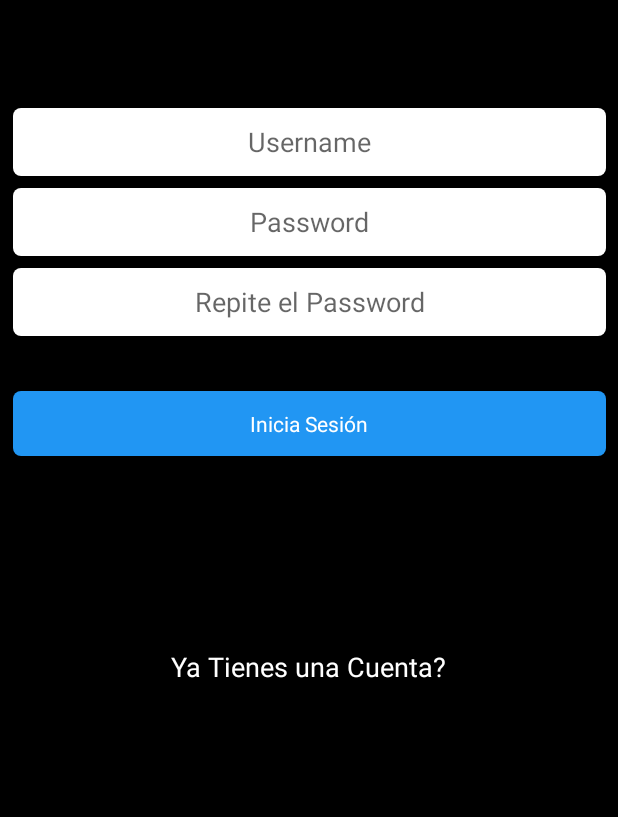
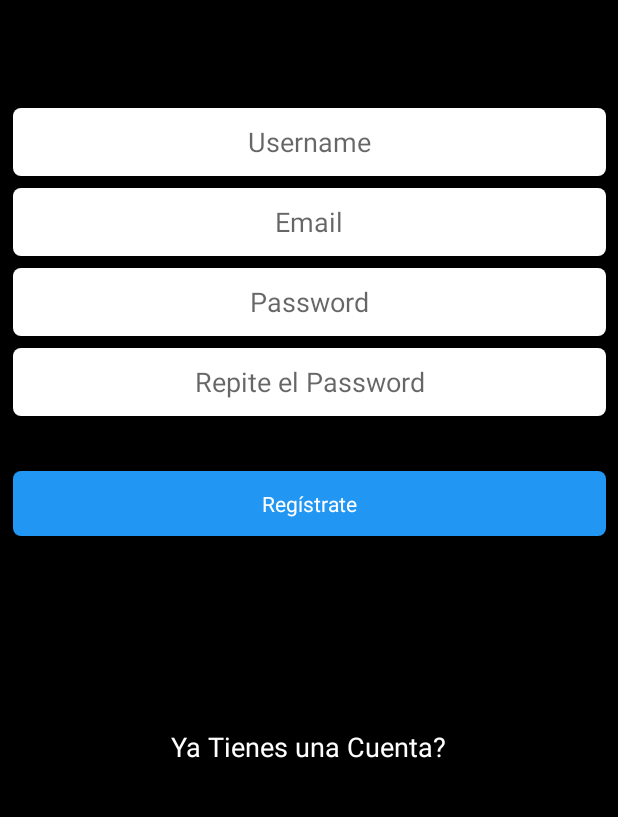
Before and after one commit to piedra97/MovieLoop, an Android app: the fragment RegisterFragment placed in its activity, on a phone screen of 412 x 824 dp, the part 359-1176 px from its top. Run offline under Robolectric (Android 15) with nearby library versions, the phone set to English and light mode, and no system bars; our stand-ins replace Firebase (no records; nobody signed in at launch, a user with empty details on screens opened directly), Picasso; pictures from the network do not load; Roboto replaces fonts that are not available here; 3 statements that could not run were skipped.

Commit message:
Register with Firebase functionality added

```diff
--- a/app/src/main/java/com/example/movielopp/Fragments/RegisterFragment.kt
+++ b/app/src/main/java/com/example/movielopp/Fragments/RegisterFragment.kt
@@ -5,10 +5,20 @@ import android.content.Context
 import android.os.Bundle
 import android.support.v4.app.Fragment
 import android.text.Editable
+import android.util.Log
 import android.view.LayoutInflater
 import android.view.View
 import android.view.ViewGroup
+import android.widget.ProgressBar
+import android.widget.Toast
+import com.example.movielopp.MainActivity
+import com.example.movielopp.Model.User
 import com.example.movielopp.R
+import com.google.firebase.FirebaseApp
+import com.google.firebase.auth.FirebaseAuth
+import com.google.firebase.auth.FirebaseUser
+import com.google.firebase.database.DatabaseReference
+import com.google.firebase.database.FirebaseDatabase
 import kotlinx.android.synthetic.main.fragment_register.*
 import java.util.regex.Pattern
 
@@ -36,6 +46,10 @@ class RegisterFragment : Fragment() {
     private lateinit var buttonRegisteredListener: OnRegistrationConfirmPressed
     private lateinit var textGoToLoginPressed: OnGoToLoginPressed
     private var fieldsOk = false
+    private lateinit var progressBar:ProgressBar
+    private lateinit var dbReference:DatabaseReference
+    private lateinit var database:FirebaseDatabase
+    private lateinit var auth:FirebaseAuth
 
     override fun onCreateView(
         inflater: LayoutInflater, container: ViewGroup?,
@@ -48,10 +62,20 @@ class RegisterFragment : Fragment() {
 
     override fun onActivityCreated(savedInstanceState: Bundle?) {
         super.onActivityCreated(savedInstanceState)
-        btn1.setOnClickListener {
+
+        progressBar= ProgressBar(context)
+
+        FirebaseApp.initializeApp(context!!)
+        database = FirebaseDatabase.getInstance()
+        auth = FirebaseAuth.getInstance()
+
+        dbReference = database.reference.child("User")
+
+        signUp.setOnClickListener {
             fieldsOk = true
             checkFields()
             if (fieldsOk) {
+                createNewAccount()
                 buttonRegisteredListener.onRegistrationConfirmPressed()
             }
         }
@@ -62,6 +86,28 @@ class RegisterFragment : Fragment() {
 
 
     }
+
+    private fun createNewAccount() {
+        val name = username.text.toString()
+        val email = email.text.toString()
+        val password = password1.text.toString()
+
+        auth.createUserWithEmailAndPassword(email, password).addOnCompleteListener { task ->
+
+            if (task.isComplete) {
+                val uid = FirebaseAuth.getInstance().uid ?: ""
+                val ref = FirebaseDatabase.getInstance().getReference("/users/$uid")
+
+                val user = User(uid, name, password)
+
+                ref.setValue(user)
+                    .addOnSuccessListener {
+                        Log.d("RegisterActivity", "Finally we saved the user to Firebasa Database")
+                    }
+            }
+        }
+    }
+
 
     override fun onStart() {
         super.onStart()
@@ -117,7 +163,7 @@ class RegisterFragment : Fragment() {
 
     override fun onAttach(context: Context?) {
         super.onAttach(context)
-        //buttonRegisteredListener = context as OnRegistrationConfirmPressed
+        buttonRegisteredListener = context as OnRegistrationConfirmPressed
         textGoToLoginPressed = context as OnGoToLoginPressed
     }
 
--- a/app/src/main/java/com/example/movielopp/MainActivity.kt
+++ b/app/src/main/java/com/example/movielopp/MainActivity.kt
@@ -7,10 +7,16 @@ import com.example.movielopp.Fragments.LoginFragment
 import com.example.movielopp.Fragments.RegisterFragment
 
 
-class MainActivity : AppCompatActivity(), LoginFragment.OnTextRegistredPressedListener, RegisterFragment.OnGoToLoginPressed /*RegisterFragment.OnRegistrationConfirmPressed*/{
-    /*override fun onRegistrationConfirmPressed() {
+class MainActivity : AppCompatActivity(), LoginFragment.OnTextRegistredPressedListener, RegisterFragment.OnGoToLoginPressed, RegisterFragment.OnRegistrationConfirmPressed{
 
-    }*/
+    override fun onRegistrationConfirmPressed() {
+        val loginFragment = LoginFragment()
+        supportFragmentManager.
+            beginTransaction().
+            replace(R.id.main_container, loginFragment).
+            commit()
+
+    }
 
     override fun onGoToLoginPressed() {
         val loginFragment = LoginFragment()
--- /dev/null
+++ b/app/src/main/java/com/example/movielopp/Model/User.kt
@@ -0,0 +1,3 @@
+package com.example.movielopp.Model
+
+class User(val uid:String,val userName:String, val password : String)
--- a/app/src/main/res/layout/fragment_register.xml
+++ b/app/src/main/res/layout/fragment_register.xml
@@ -59,6 +59,30 @@
     </RelativeLayout>
 
     <RelativeLayout
+            android:id="@+id/rel3"
+            android:layout_width="395dp"
+            android:layout_height="wrap_content"
+            android:layout_marginTop="8dp"
+            android:background="@drawable/bck"
+            app:layout_constraintEnd_toEndOf="parent"
+            app:layout_constraintStart_toStartOf="parent"
+            app:layout_constraintTop_toBottomOf="@+id/rel1">
+
+        <EditText
+                android:id="@+id/email"
+                android:layout_width="match_parent"
+                android:layout_height="wrap_content"
+                android:ems="10"
+                android:hint="Email"
+                android:backgroundTint="#fff"
+                android:foregroundTint="#fff"
+                android:inputType="textPersonName"
+                android:textAlignment="center"
+                android:layout_marginTop="0dp"
+                android:layout_alignParentTop="true"/>
+    </RelativeLayout>
+
+    <RelativeLayout
             android:id="@+id/rel2"
             android:layout_width="395dp"
             android:layout_height="wrap_content"
@@ -66,7 +90,7 @@
             android:background="@drawable/bck"
             app:layout_constraintEnd_toEndOf="parent"
             app:layout_constraintStart_toStartOf="parent"
-            app:layout_constraintTop_toBottomOf="@+id/rel1">
+            app:layout_constraintTop_toBottomOf="@+id/rel3">
 
         <EditText
                 android:id="@+id/password1"
@@ -113,12 +137,14 @@
             app:layout_constraintTop_toBottomOf="@+id/rel2">
 
         <TextView
+                android:id="@+id/signUp"
+                android:clickable="true"
                 android:layout_width="match_parent"
                 android:layout_height="wrap_content"
                 android:ems="10"
                 android:inputType="textPersonName"
                 android:padding="12dp"
-                android:text="Inicia Sesión"
+                android:text="Regístrate"
                 android:textAlignment="center"
                 android:textColor="#fff"
                 android:layout_marginTop="0dp"
--- a/app/src/main/res/values/strings.xml
+++ b/app/src/main/res/values/strings.xml
@@ -7,4 +7,5 @@
 
     <!-- TODO: Remove or change this placeholder text -->
     <string name="hello_blank_fragment">Hello blank fragment</string>
+    <string name="title_activity_maps">Map</string>
 </resources>
--- a/build.gradle
+++ b/build.gradle
@@ -12,6 +12,7 @@ buildscript {
     dependencies {
         classpath 'com.android.tools.build:gradle:3.3.2'
         classpath "org.jetbrains.kotlin:kotlin-gradle-plugin:$kotlin_version"
+        classpath 'com.google.gms:google-services:4.2.0'
         // NOTE: Do not place your application dependencies here; they belong
         // in the individual module build.gradle files
     }
```
Also changed, not shown: app/build.gradle (+7 -0 lines), app/src/main/AndroidManifest.xml (+8 -6 lines), 2 other files.
